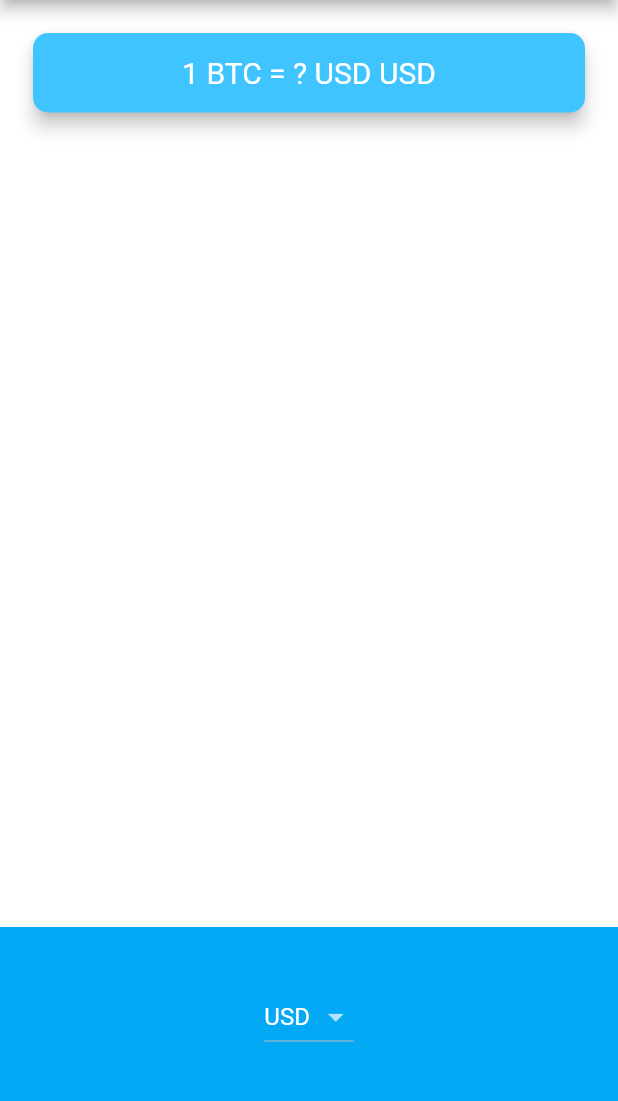
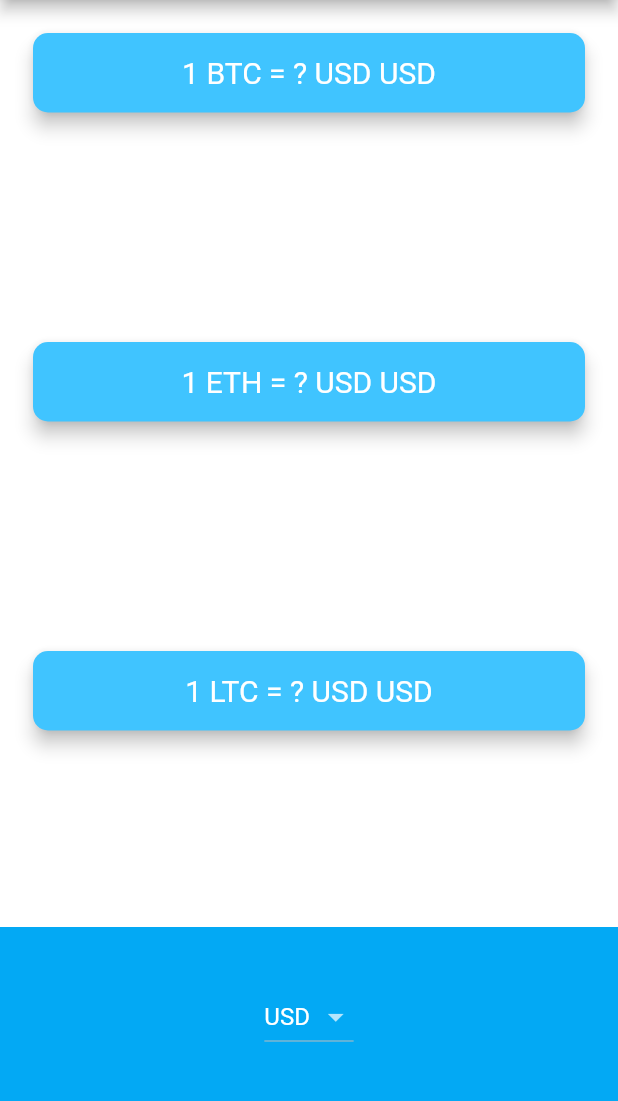
Before and after one commit to Arsh-78/BitCoin-Price, a Flutter app: the screen it shows after launch, on a phone screen of 412 x 824 dp, the part 84-1185 px from its top. Run offline on Flutter 3.47's test engine with Material 2 defaults, Android fonts, the phone set to English and light mode, and no system bars; network calls fail.

Commit message:
Added Etherium LiteCoin price trackers in multipleCurrencies also

```diff
--- a/lib/coin_data.dart
+++ b/lib/coin_data.dart
@@ -35,8 +35,8 @@ const apiKey = 'BEC75C86-3B32-48A3-B4F3-64ABF3DE53D7';
 const baseUrl = 'https://rest.coinapi.io/v1/exchangerate';
 
 class CoinData {
-  Future<dynamic> getCoinPrice(String selectedCurrency) async {
-    var url = '$baseUrl/BTC/$selectedCurrency?apikey=$apiKey';
+  Future<dynamic> getCoinPrice(String selectedCurrency, String coinName) async {
+    var url = '$baseUrl/$coinName/$selectedCurrency?apikey=$apiKey';
     NetworkHelper networkHelper = NetworkHelper(url: url);
     var coinData = await networkHelper.getCoinData();
     return coinData;
--- a/lib/price_screen.dart
+++ b/lib/price_screen.dart
@@ -13,7 +13,9 @@ class PriceScreen extends StatefulWidget {
 class _PriceScreenState extends State<PriceScreen> {
   CoinData coinData = CoinData();
   String selectedCurrency = 'USD';
-  String priceCur = '? USD';
+  String priceCurBTC = '? USD';
+  String priceCurETH = '? USD';
+  String priceCURLTC = '? USD';
   String coinName = "BTC";
 
   DropdownButton<String> androidPicker() {
@@ -33,8 +35,12 @@ class _PriceScreenState extends State<PriceScreen> {
       onChanged: (value) {
         setState(() async {
           selectedCurrency = value;
-          var coindata = await coinData.getCoinPrice(selectedCurrency);
-          updateUI(coindata);
+          List<dynamic> allCoinData = [];
+          for (String coin in cryptoList) {
+            var coindata = await coinData.getCoinPrice(selectedCurrency, coin);
+            allCoinData.add(coindata);
+          }
+          updateUI(allCoinData);
         });
       },
     );
@@ -50,8 +56,13 @@ class _PriceScreenState extends State<PriceScreen> {
       onSelectedItemChanged: (selectedIndex) async {
         setState(() async {
           selectedCurrency = currenciesList[selectedIndex];
-          var coindata = await coinData.getCoinPrice(selectedCurrency);
-          updateUI(coindata);
+          List<dynamic> allCoinData = [];
+          for (String coin in cryptoList) {
+            var coindata = await coinData.getCoinPrice(selectedCurrency, coin);
+            allCoinData.add(coindata);
+          }
+
+          updateUI(allCoinData);
         });
       },
       backgroundColor: Colors.lightBlue,
@@ -68,13 +79,15 @@ class _PriceScreenState extends State<PriceScreen> {
     }
   } replaced with ternanry operator*/
 
-  void updateUI(dynamic coinData) {
+  void updateUI(List<dynamic> coinData) {
     setState(() {
       if (coinData == null) {
         print('Some Error');
       }
-      double rate = coinData['rate'];
-      priceCur = rate.toStringAsFixed(2);
+
+      priceCurBTC = coinData[0]['rate'].toStringAsFixed(2);
+      priceCurETH = coinData[1]['rate'].toStringAsFixed(2);
+      priceCURLTC = coinData[2]['rate'].toStringAsFixed(2);
     });
   }
 
@@ -85,8 +98,13 @@ class _PriceScreenState extends State<PriceScreen> {
   }
 
   void getData() async {
-    var coindata = await coinData.getCoinPrice('USD');
-    updateUI(coindata);
+    List<dynamic> allCoinUSDdata = [];
+    for (String coin in cryptoList) {
+      var coindata = await coinData.getCoinPrice('USD', coin);
+      allCoinUSDdata.add(coindata);
+    }
+
+    updateUI(allCoinUSDdata);
   }
 
   @override
@@ -110,7 +128,49 @@ class _PriceScreenState extends State<PriceScreen> {
               child: Padding(
                 padding: EdgeInsets.symmetric(vertical: 15.0, horizontal: 28.0),
                 child: Text(
-                  '1 $coinName = $priceCur $selectedCurrency',
+                  '1 BTC = $priceCurBTC $selectedCurrency',
+                  textAlign: TextAlign.center,
+                  style: TextStyle(
+                    fontSize: 20.0,
+                    color: Colors.white,
+                  ),
+                ),
+              ),
+            ),
+          ),
+          Padding(
+            padding: EdgeInsets.fromLTRB(18.0, 18.0, 18.0, 0),
+            child: Card(
+              color: Colors.lightBlueAccent,
+              elevation: 5.0,
+              shape: RoundedRectangleBorder(
+                borderRadius: BorderRadius.circular(10.0),
+              ),
+              child: Padding(
+                padding: EdgeInsets.symmetric(vertical: 15.0, horizontal: 28.0),
+                child: Text(
+                  '1 ETH = $priceCurETH $selectedCurrency',
+                  textAlign: TextAlign.center,
+                  style: TextStyle(
+                    fontSize: 20.0,
+                    color: Colors.white,
+                  ),
+                ),
+              ),
+            ),
+          ),
+          Padding(
+            padding: EdgeInsets.fromLTRB(18.0, 18.0, 18.0, 0),
+            child: Card(
+              color: Colors.lightBlueAccent,
+              elevation: 5.0,
+              shape: RoundedRectangleBorder(
+                borderRadius: BorderRadius.circular(10.0),
+              ),
+              child: Padding(
+                padding: EdgeInsets.symmetric(vertical: 15.0, horizontal: 28.0),
+                child: Text(
+                  '1 LTC = $priceCURLTC $selectedCurrency',
                   textAlign: TextAlign.center,
                   style: TextStyle(
                     fontSize: 20.0,
```
